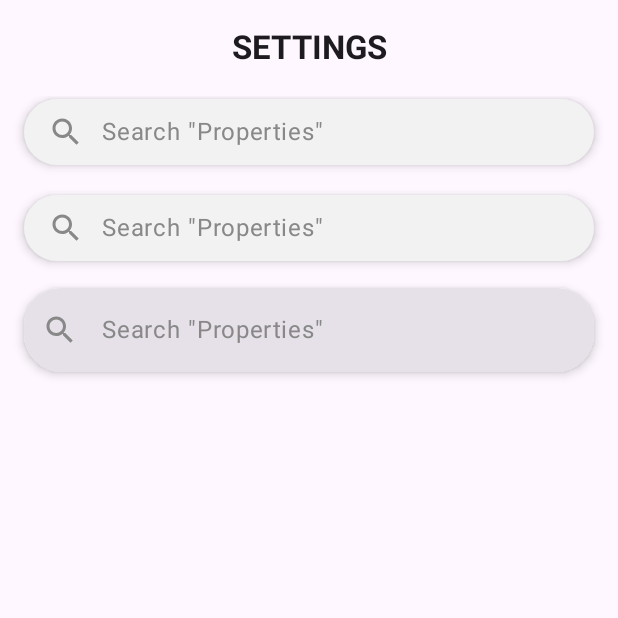
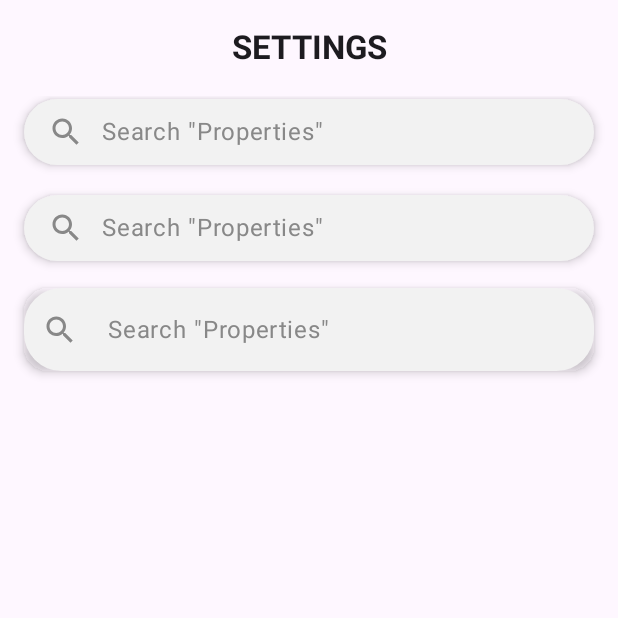
Before and after one commit to sudheeshbnair/ClickCounter, an Android app built with Jetpack Compose: the SettingsView screen opened through its navigation route, after a tap on "Search", on a phone screen of 412 x 824 dp, the top half of it. Run offline under Robolectric (Android 15) with nearby library versions, the phone set to English and light mode, and no system bars; our stand-ins replace Dagger/Hilt's generated code.

```diff
--- a/app/src/main/java/com/sb/clickcounter/ui/view/SettingsView.kt
+++ b/app/src/main/java/com/sb/clickcounter/ui/view/SettingsView.kt
@@ -10,6 +10,7 @@ import androidx.compose.animation.slideOutVertically
 import androidx.compose.animation.togetherWith
 import androidx.compose.foundation.background
 import androidx.compose.foundation.layout.Arrangement
+import androidx.compose.foundation.layout.Box
 import androidx.compose.foundation.layout.Column
 import androidx.compose.foundation.layout.PaddingValues
 import androidx.compose.foundation.layout.Row
@@ -36,6 +37,7 @@ import androidx.compose.runtime.remember
 import androidx.compose.runtime.setValue
 import androidx.compose.ui.Alignment
 import androidx.compose.ui.Modifier
+import androidx.compose.ui.draw.shadow
 import androidx.compose.ui.graphics.Color
 import androidx.compose.ui.text.PlatformTextStyle
 import androidx.compose.ui.text.TextStyle
@@ -68,7 +70,7 @@ fun SettingsView(
         ) {
             // Handle click
         }
-        AnimatedHintSearchTextField(
+        AnimatedHintSearchTextFieldNew(
             hints = listOf( "\"Cars\"", "\"Properties\"", "\"Mobiles\"", "\"Bikes\"", "\"Jobs\""),
             modifier = Modifier.padding(horizontal = 16.dp)
         ) {
@@ -302,3 +304,98 @@ fun AnimatedHintSearchTextField(
         )
     }
 }
+
+@Composable
+fun AnimatedHintSearchTextFieldNew(
+    hints: List<String>,
+    prefix: String = "Search ",
+    displayDuration: Long = 2000L,
+    blankDuration: Long = 500L,
+    modifier: Modifier = Modifier,
+    onClick: () -> Unit = {}
+) {
+    var currentHintIndex by remember { mutableIntStateOf(0) }
+    var showHint by remember { mutableStateOf(true) }
+    var text by remember { mutableStateOf("") }
+
+
+    LaunchedEffect(currentHintIndex) {
+        delay(displayDuration)
+        showHint = false  // Exit hint
+        delay(blankDuration)
+        currentHintIndex = (currentHintIndex + 1) % hints.size
+        showHint = true   // Show new hint
+    }
+
+    Box(contentAlignment = Alignment.Center, modifier = modifier.fillMaxWidth()) {
+        TextField(
+            value = text,
+            onValueChange = { text = it },
+            modifier = Modifier
+                .fillMaxWidth().height(55.dp)
+                .shadow(
+                    elevation = 4.dp,
+                    shape = RoundedCornerShape(16.dp),
+                    clip = false // don't clip the shadow
+                )
+                .background(color = Color(0xFFF2F2F2), shape = RoundedCornerShape(25.dp)),
+            shape = RoundedCornerShape(16.dp),
+            singleLine = true,
+            colors = TextFieldDefaults.colors(
+                focusedContainerColor = Color.Transparent,
+                unfocusedContainerColor = Color.Transparent,
+                disabledContainerColor = Color.Transparent,
+                disabledIndicatorColor = Color.Transparent,
+                unfocusedIndicatorColor = Color.Transparent,
+                focusedIndicatorColor = Color.Transparent
+            ),
+            leadingIcon = {
+                Icon(Icons.Default.Search, contentDescription = null, tint = Color.Gray)
+            }
+        )
+
+        if (text.isEmpty()) {
+            Row(
+                verticalAlignment = Alignment.CenterVertically,
+                horizontalArrangement = Arrangement.Start,
+                modifier = modifier.fillMaxWidth().padding(start = 40.dp)
+            ) {
+                Text(
+                    text = prefix,
+                    color = Color.Gray,
+                    fontSize = 16.sp,
+                )
+
+                AnimatedContent(
+                    targetState = showHint to currentHintIndex,
+                    transitionSpec = {
+                        val slideIn = slideInVertically(
+                            animationSpec = tween(durationMillis = 600), // Slow enter
+                            initialOffsetY = { it } // from bottom
+                        )
+
+                        val slideOut = slideOutVertically(
+                            animationSpec = tween(durationMillis = 600),
+                            targetOffsetY = { -it } // to top
+                        )
+                        slideIn togetherWith slideOut
+                    },
+                    label = "Hint Transition"
+                ) { (isVisible, index) ->
+                    var colour = Color.Transparent
+                    if (isVisible) {
+                        colour = Color.Gray
+                    }
+                    Box(contentAlignment = Alignment.Center, modifier = Modifier.height(50.dp)) {
+                        Text(
+                            text = hints[index],
+                            color = colour,
+                            fontSize = 16.sp,
+                        )
+                    }
+
+                }
+            }
+        }
+    }
+}
```
